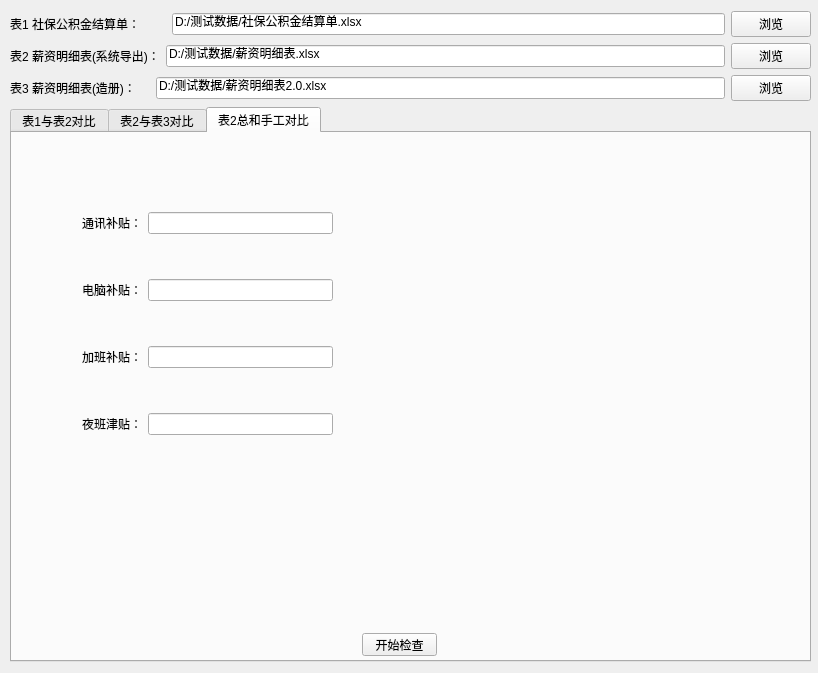
Old version of the form src/mainwindow.ui in the repository qiyugfh/ExcelVerify.
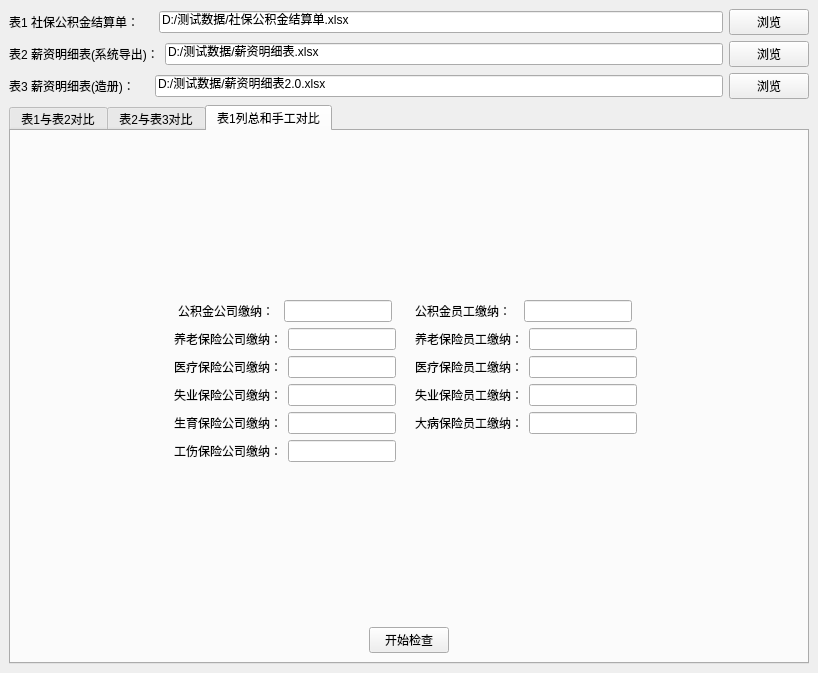
New version of the form. The open tabs and pages were chosen to show the change.

```diff
--- a/src/mainwindow.ui
+++ b/src/mainwindow.ui
@@ -14,17 +14,22 @@
    <string>MainWindow</string>
   </property>
   <widget class="QWidget" name="centralwidget">
-   <widget class="QWidget" name="layoutWidget">
-    <property name="geometry">
-     <rect>
-      <x>10</x>
-      <y>11</y>
-      <width>801</width>
-      <height>651</height>
-     </rect>
+   <property name="sizePolicy">
+    <sizepolicy hsizetype="Preferred" vsizetype="Preferred">
+     <horstretch>0</horstretch>
+     <verstretch>0</verstretch>
+    </sizepolicy>
+   </property>
+   <property name="styleSheet">
+    <string notr="true"/>
     </property>
     <layout class="QGridLayout" name="gridLayout">
      <item row="0" column="0">
+     <layout class="QVBoxLayout" name="verticalLayout_3">
+      <property name="sizeConstraint">
+       <enum>QLayout::SetDefaultConstraint</enum>
+      </property>
+      <item>
       <layout class="QVBoxLayout" name="verticalLayout">
        <item>
         <layout class="QHBoxLayout" name="horizontalLayout">
@@ -38,18 +43,18 @@
            </property>
            <property name="minimumSize">
             <size>
-             <width>156</width>
-             <height>23</height>
+              <width>0</width>
+              <height>0</height>
             </size>
            </property>
            <property name="maximumSize">
             <size>
-             <width>156</width>
-             <height>23</height>
+              <width>16777215</width>
+              <height>16777215</height>
             </size>
            </property>
            <property name="text">
-            <string>表1 社保公积金结算单：</string>
+             <string>表1 社保公积金结算单：    </string>
            </property>
           </widget>
          </item>
@@ -75,8 +80,8 @@
           <widget class="QLabel" name="label_2">
            <property name="sizePolicy">
             <sizepolicy hsizetype="Fixed" vsizetype="Fixed">
-             <horstretch>156</horstretch>
-             <verstretch>23</verstretch>
+              <horstretch>0</horstretch>
+              <verstretch>0</verstretch>
             </sizepolicy>
            </property>
            <property name="text">
@@ -133,157 +138,526 @@
        </item>
       </layout>
      </item>
+     </layout>
+    </item>
      <item row="1" column="0">
       <widget class="QTabWidget" name="tabWidget">
        <property name="currentIndex">
-        <number>0</number>
+       <number>2</number>
        </property>
        <widget class="QWidget" name="tab_1">
         <attribute name="title">
          <string>表1与表2对比</string>
         </attribute>
-        <widget class="QTableView" name="tableView1">
-         <property name="geometry">
-          <rect>
-           <x>0</x>
-           <y>0</y>
-           <width>780</width>
-           <height>480</height>
-          </rect>
-         </property>
-        </widget>
+       <layout class="QGridLayout" name="gridLayout_2">
+        <item row="0" column="0">
+         <layout class="QHBoxLayout" name="horizontalLayout_8">
+          <item>
+           <layout class="QVBoxLayout" name="verticalLayout_4">
+            <item>
+             <widget class="QTableWidget" name="tableWidget1">
+              <property name="sizePolicy">
+               <sizepolicy hsizetype="Preferred" vsizetype="Preferred">
+                <horstretch>0</horstretch>
+                <verstretch>0</verstretch>
+               </sizepolicy>
+              </property>
+             </widget>
+            </item>
+            <item>
+             <layout class="QHBoxLayout" name="horizontalLayout_9">
+              <item>
+               <spacer name="horizontalSpacer">
+                <property name="orientation">
+                 <enum>Qt::Horizontal</enum>
+                </property>
+                <property name="sizeHint" stdset="0">
+                 <size>
+                  <width>40</width>
+                  <height>20</height>
+                 </size>
+                </property>
+               </spacer>
+              </item>
+              <item>
         <widget class="QPushButton" name="btnCheck1">
-         <property name="geometry">
-          <rect>
-           <x>350</x>
-           <y>500</y>
-           <width>75</width>
-           <height>23</height>
-          </rect>
-         </property>
          <property name="text">
           <string>开始检查</string>
          </property>
         </widget>
+              </item>
+              <item>
+               <spacer name="horizontalSpacer_2">
+                <property name="orientation">
+                 <enum>Qt::Horizontal</enum>
+                </property>
+                <property name="sizeHint" stdset="0">
+                 <size>
+                  <width>40</width>
+                  <height>20</height>
+                 </size>
+                </property>
+               </spacer>
+              </item>
+             </layout>
+            </item>
+           </layout>
+          </item>
+         </layout>
+        </item>
+       </layout>
        </widget>
        <widget class="QWidget" name="tab_2">
+       <property name="styleSheet">
+        <string notr="true"/>
+       </property>
         <attribute name="title">
          <string>表2与表3对比</string>
         </attribute>
-        <widget class="QTableView" name="tableView2">
-         <property name="geometry">
-          <rect>
-           <x>0</x>
-           <y>0</y>
-           <width>780</width>
-           <height>480</height>
-          </rect>
-         </property>
-        </widget>
+       <layout class="QGridLayout" name="gridLayout_3">
+        <item row="0" column="0">
+         <layout class="QHBoxLayout" name="horizontalLayout_10">
+          <item>
+           <layout class="QVBoxLayout" name="verticalLayout_5">
+            <item>
+             <widget class="QTableWidget" name="tableWidget2">
+              <property name="sizePolicy">
+               <sizepolicy hsizetype="Preferred" vsizetype="Preferred">
+                <horstretch>0</horstretch>
+                <verstretch>0</verstretch>
+               </sizepolicy>
+              </property>
+              <property name="styleSheet">
+               <string notr="true"/>
+              </property>
+             </widget>
+            </item>
+            <item>
+             <layout class="QHBoxLayout" name="horizontalLayout_12">
+              <item>
+               <spacer name="horizontalSpacer_3">
+                <property name="orientation">
+                 <enum>Qt::Horizontal</enum>
+                </property>
+                <property name="sizeHint" stdset="0">
+                 <size>
+                  <width>40</width>
+                  <height>20</height>
+                 </size>
+                </property>
+               </spacer>
+              </item>
+              <item>
         <widget class="QPushButton" name="btnCheck2">
-         <property name="geometry">
-          <rect>
-           <x>350</x>
-           <y>500</y>
-           <width>75</width>
-           <height>23</height>
-          </rect>
-         </property>
          <property name="text">
           <string>开始检查</string>
          </property>
         </widget>
+              </item>
+              <item>
+               <spacer name="horizontalSpacer_4">
+                <property name="orientation">
+                 <enum>Qt::Horizontal</enum>
+                </property>
+                <property name="sizeHint" stdset="0">
+                 <size>
+                  <width>40</width>
+                  <height>20</height>
+                 </size>
+                </property>
+               </spacer>
+              </item>
+             </layout>
+            </item>
+           </layout>
+          </item>
+         </layout>
+        </item>
+       </layout>
        </widget>
        <widget class="QWidget" name="tab_3">
+       <property name="sizePolicy">
+        <sizepolicy hsizetype="Preferred" vsizetype="Preferred">
+         <horstretch>0</horstretch>
+         <verstretch>0</verstretch>
+        </sizepolicy>
+       </property>
         <attribute name="title">
-         <string>表2总和手工对比</string>
-        </attribute>
-        <widget class="QPushButton" name="btnCheck3">
-         <property name="geometry">
-          <rect>
-           <x>350</x>
-           <y>500</y>
-           <width>75</width>
-           <height>23</height>
-          </rect>
-         </property>
+        <string>表1列总和手工对比</string>
+       </attribute>
+       <layout class="QGridLayout" name="gridLayout_4">
+        <item row="1" column="0">
+         <layout class="QFormLayout" name="formLayout">
+          <property name="sizeConstraint">
+           <enum>QLayout::SetFixedSize</enum>
+          </property>
+          <property name="fieldGrowthPolicy">
+           <enum>QFormLayout::FieldsStayAtSizeHint</enum>
+          </property>
+          <property name="labelAlignment">
+           <set>Qt::AlignCenter</set>
+          </property>
+          <property name="formAlignment">
+           <set>Qt::AlignCenter</set>
+          </property>
+          <property name="leftMargin">
+           <number>100</number>
+          </property>
+          <property name="rightMargin">
+           <number>100</number>
+          </property>
+          <item row="0" column="0">
+           <layout class="QHBoxLayout" name="horizontalLayout_16">
+            <item>
+             <widget class="QLabel" name="label_8">
          <property name="text">
-          <string>开始检查</string>
-         </property>
-        </widget>
-        <widget class="QWidget" name="layoutWidget">
-         <property name="geometry">
-          <rect>
-           <x>70</x>
-           <y>40</y>
-           <width>251</width>
-           <height>301</height>
-          </rect>
-         </property>
-         <layout class="QVBoxLayout" name="verticalLayout_2">
+               <string>公积金公司缴纳： </string>
+              </property>
+             </widget>
+            </item>
+            <item>
+             <widget class="QLineEdit" name="leditGongJiJinGongSiJiaoNa">
+              <property name="sizePolicy">
+               <sizepolicy hsizetype="Fixed" vsizetype="Fixed">
+                <horstretch>0</horstretch>
+                <verstretch>0</verstretch>
+               </sizepolicy>
+              </property>
+             </widget>
+            </item>
           <item>
+             <widget class="QLabel" name="lblGongJiJinGongSiJiaoNa">
+              <property name="text">
+               <string/>
+              </property>
+             </widget>
+            </item>
+           </layout>
+          </item>
+          <item row="0" column="1">
+           <layout class="QHBoxLayout" name="horizontalLayout_17">
+            <item>
+             <widget class="QLabel" name="label_9">
+              <property name="text">
+               <string>公积金员工缴纳：  </string>
+              </property>
+             </widget>
+            </item>
+            <item>
+             <widget class="QLineEdit" name="leditGongJiJinYuanGongJiaoNa">
+              <property name="sizePolicy">
+               <sizepolicy hsizetype="Fixed" vsizetype="Fixed">
+                <horstretch>0</horstretch>
+                <verstretch>0</verstretch>
+               </sizepolicy>
+              </property>
+             </widget>
+            </item>
+            <item>
+             <widget class="QLabel" name="lblGongJiJinYuanGongJiaoNa">
+              <property name="text">
+               <string/>
+              </property>
+             </widget>
+            </item>
+           </layout>
+          </item>
+          <item row="1" column="0">
            <layout class="QHBoxLayout" name="horizontalLayout_4">
             <item>
              <widget class="QLabel" name="label_4">
               <property name="text">
-               <string>通讯补贴：</string>
+               <string>养老保险公司缴纳：</string>
               </property>
              </widget>
             </item>
             <item>
-             <widget class="QLineEdit" name="lineEdit_4"/>
+             <widget class="QLineEdit" name="leditYangLaoBaoXianGongSiJiaoNA">
+              <property name="sizePolicy">
+               <sizepolicy hsizetype="Fixed" vsizetype="Fixed">
+                <horstretch>0</horstretch>
+                <verstretch>0</verstretch>
+               </sizepolicy>
+              </property>
+             </widget>
             </item>
+            <item>
+             <widget class="QLabel" name="lblYangLaoBaoXianGongSiJiaoNa">
+              <property name="text">
+               <string/>
+              </property>
+             </widget>
+            </item>
            </layout>
           </item>
+          <item row="1" column="1">
+           <layout class="QHBoxLayout" name="horizontalLayout_18">
           <item>
+             <widget class="QLabel" name="label_11">
+              <property name="text">
+               <string>养老保险员工缴纳：</string>
+              </property>
+             </widget>
+            </item>
+            <item>
+             <widget class="QLineEdit" name="leditYangLaoBaoXianYuanGongJiaoNa">
+              <property name="sizePolicy">
+               <sizepolicy hsizetype="Fixed" vsizetype="Fixed">
+                <horstretch>0</horstretch>
+                <verstretch>0</verstretch>
+               </sizepolicy>
+              </property>
+             </widget>
+            </item>
+            <item>
+             <widget class="QLabel" name="lblYangLaoBaoXianYuanGongJiaoNa">
+              <property name="text">
+               <string/>
+              </property>
+             </widget>
+            </item>
+           </layout>
+          </item>
+          <item row="2" column="0">
            <layout class="QHBoxLayout" name="horizontalLayout_5">
             <item>
              <widget class="QLabel" name="label_5">
               <property name="text">
-               <string>电脑补贴：</string>
+               <string>医疗保险公司缴纳：</string>
               </property>
              </widget>
             </item>
             <item>
-             <widget class="QLineEdit" name="lineEdit_5"/>
+             <widget class="QLineEdit" name="leditYiLiaoBaoXianGongSiJiaoNa">
+              <property name="sizePolicy">
+               <sizepolicy hsizetype="Fixed" vsizetype="Fixed">
+                <horstretch>0</horstretch>
+                <verstretch>0</verstretch>
+               </sizepolicy>
+              </property>
+             </widget>
             </item>
+            <item>
+             <widget class="QLabel" name="lblYiLiaoBaoXianGongSiJiaoNa">
+              <property name="text">
+               <string/>
+              </property>
+             </widget>
+            </item>
            </layout>
           </item>
+          <item row="2" column="1">
+           <layout class="QHBoxLayout" name="horizontalLayout_19">
           <item>
-           <layout class="QHBoxLayout" name="horizontalLayout_6">
-            <item>
-             <widget class="QLabel" name="label_6">
+             <widget class="QLabel" name="label_14">
               <property name="text">
-               <string>加班补贴：</string>
+               <string>医疗保险员工缴纳：</string>
               </property>
              </widget>
             </item>
             <item>
-             <widget class="QLineEdit" name="lineEdit_6"/>
+             <widget class="QLineEdit" name="leditYiLiaoBaoXianYuanGongJiaoNa">
+              <property name="sizePolicy">
+               <sizepolicy hsizetype="Fixed" vsizetype="Fixed">
+                <horstretch>0</horstretch>
+                <verstretch>0</verstretch>
+               </sizepolicy>
+              </property>
+             </widget>
             </item>
+            <item>
+             <widget class="QLabel" name="lblYiLiaoBaoXianYuanGongJiaoNa">
+              <property name="text">
+               <string/>
+              </property>
+             </widget>
+            </item>
            </layout>
           </item>
-          <item>
+          <item row="3" column="0">
            <layout class="QHBoxLayout" name="horizontalLayout_7">
             <item>
              <widget class="QLabel" name="label_7">
               <property name="text">
-               <string>夜班津贴：</string>
+               <string>失业保险公司缴纳：</string>
               </property>
              </widget>
             </item>
             <item>
-             <widget class="QLineEdit" name="lineEdit_7"/>
+             <widget class="QLineEdit" name="leditShiYeBaoXianGongSiJiaoNa">
+              <property name="sizePolicy">
+               <sizepolicy hsizetype="Fixed" vsizetype="Fixed">
+                <horstretch>0</horstretch>
+                <verstretch>0</verstretch>
+               </sizepolicy>
+              </property>
+             </widget>
             </item>
+            <item>
+             <widget class="QLabel" name="lblShiYeBaoXianGongSiJiaoNa">
+              <property name="text">
+               <string/>
+              </property>
+             </widget>
+            </item>
            </layout>
           </item>
-         </layout>
-        </widget>
-       </widget>
+          <item row="3" column="1">
+           <layout class="QHBoxLayout" name="horizontalLayout_20">
+            <item>
+             <widget class="QLabel" name="label_16">
+              <property name="text">
+               <string>失业保险员工缴纳：</string>
+              </property>
+             </widget>
+            </item>
+            <item>
+             <widget class="QLineEdit" name="leditShiYeBaoXianYuanGongJiaoNa">
+              <property name="sizePolicy">
+               <sizepolicy hsizetype="Fixed" vsizetype="Fixed">
+                <horstretch>0</horstretch>
+                <verstretch>0</verstretch>
+               </sizepolicy>
+              </property>
+             </widget>
+            </item>
+            <item>
+             <widget class="QLabel" name="lblShiYeBaoXianYuanGongJiaoNa">
+              <property name="text">
+               <string/>
+              </property>
+             </widget>
+            </item>
+           </layout>
+          </item>
+          <item row="4" column="0">
+           <layout class="QHBoxLayout" name="horizontalLayout_6">
+            <item>
+             <widget class="QLabel" name="label_6">
+              <property name="text">
+               <string>生育保险公司缴纳：</string>
+              </property>
+             </widget>
+            </item>
+            <item>
+             <widget class="QLineEdit" name="leditShengYuBaoXianGongSiJiaoNa">
+              <property name="sizePolicy">
+               <sizepolicy hsizetype="Fixed" vsizetype="Fixed">
+                <horstretch>0</horstretch>
+                <verstretch>0</verstretch>
+               </sizepolicy>
+              </property>
+             </widget>
+            </item>
+            <item>
+             <widget class="QLabel" name="lblShengYuBaoXianGongSiJiaoNa">
+              <property name="text">
+               <string/>
+              </property>
       </widget>
      </item>
     </layout>
-   </widget>
+          </item>
+          <item row="4" column="1">
+           <layout class="QHBoxLayout" name="horizontalLayout_21">
+            <item>
+             <widget class="QLabel" name="label_18">
+              <property name="text">
+               <string>大病保险员工缴纳：</string>
+              </property>
+             </widget>
+            </item>
+            <item>
+             <widget class="QLineEdit" name="leditDaBingBaoXianYuanGongJiaoNa">
+              <property name="sizePolicy">
+               <sizepolicy hsizetype="Fixed" vsizetype="Fixed">
+                <horstretch>0</horstretch>
+                <verstretch>0</verstretch>
+               </sizepolicy>
+              </property>
+             </widget>
+            </item>
+            <item>
+             <widget class="QLabel" name="lblDaBingBaoXianYuanGongJiaoNa">
+              <property name="text">
+               <string/>
+              </property>
+             </widget>
+            </item>
+           </layout>
+          </item>
+          <item row="5" column="0">
+           <layout class="QHBoxLayout" name="horizontalLayout_13">
+            <item>
+             <widget class="QLabel" name="label_13">
+              <property name="text">
+               <string>工伤保险公司缴纳：</string>
+              </property>
+             </widget>
+            </item>
+            <item>
+             <widget class="QLineEdit" name="leditGongShangBaoXianGongSiJiaoNa">
+              <property name="sizePolicy">
+               <sizepolicy hsizetype="Fixed" vsizetype="Fixed">
+                <horstretch>0</horstretch>
+                <verstretch>0</verstretch>
+               </sizepolicy>
+              </property>
+             </widget>
+            </item>
+            <item>
+             <widget class="QLabel" name="lblGongShangBaoXianGongSiJiaoNa">
+              <property name="text">
+               <string/>
+              </property>
+             </widget>
+            </item>
+           </layout>
+          </item>
+         </layout>
+        </item>
+        <item row="2" column="0">
+         <layout class="QHBoxLayout" name="horizontalLayout_11">
+          <item>
+           <spacer name="horizontalSpacer_6">
+            <property name="orientation">
+             <enum>Qt::Horizontal</enum>
+            </property>
+            <property name="sizeHint" stdset="0">
+             <size>
+              <width>40</width>
+              <height>20</height>
+             </size>
+            </property>
+           </spacer>
+          </item>
+          <item>
+           <widget class="QPushButton" name="btnCheck3">
+            <property name="text">
+             <string>开始检查</string>
+            </property>
+           </widget>
+          </item>
+          <item>
+           <spacer name="horizontalSpacer_5">
+            <property name="orientation">
+             <enum>Qt::Horizontal</enum>
+            </property>
+            <property name="sizeHint" stdset="0">
+             <size>
+              <width>40</width>
+              <height>20</height>
+             </size>
+            </property>
+           </spacer>
+          </item>
+         </layout>
+        </item>
+       </layout>
+      </widget>
+     </widget>
+    </item>
+   </layout>
   </widget>
  </widget>
  <resources/>
```
Lines whose indentation alone changed are shown as unchanged.
